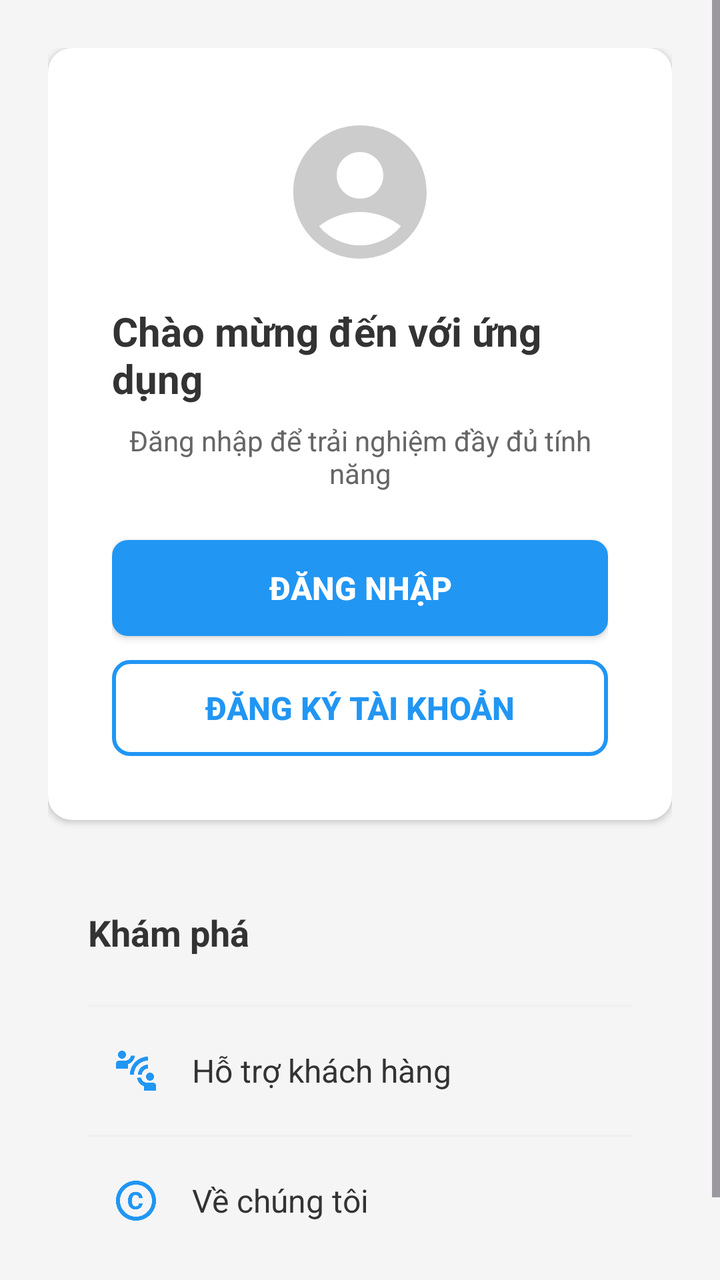
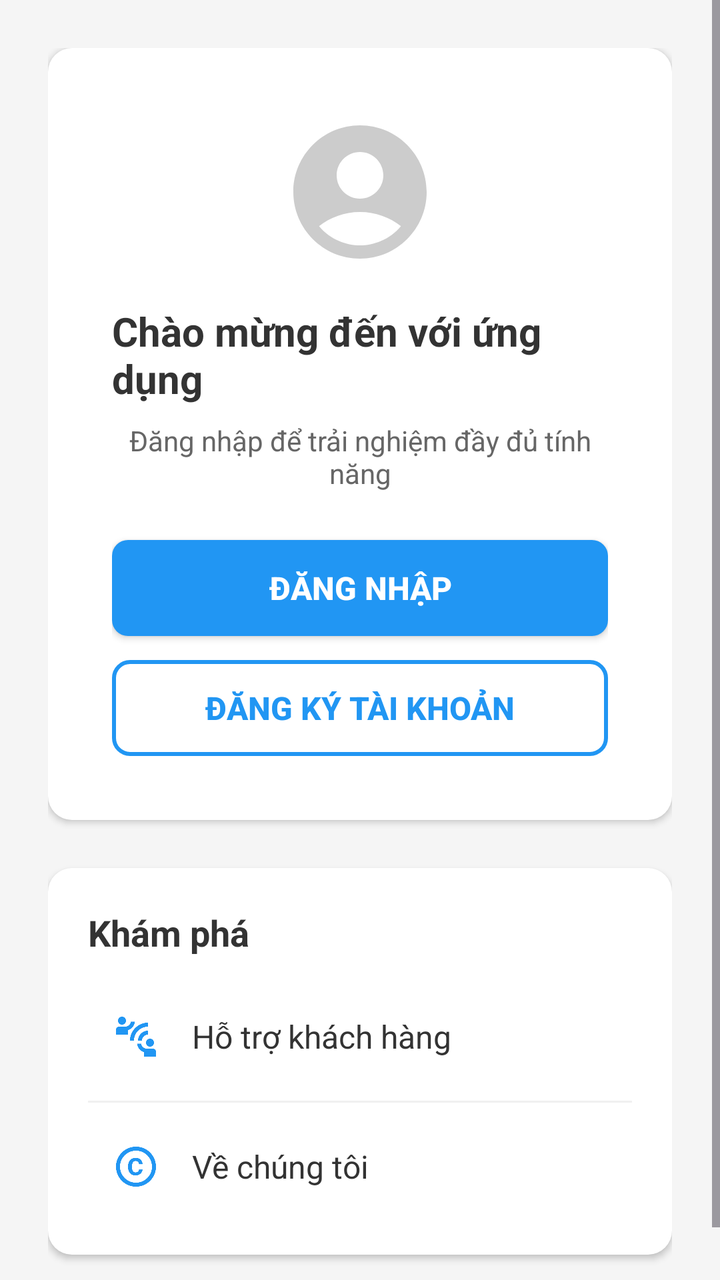

Screens rendered from an Android XML layout before and after an edit, with the pre-edit source and the edit as a unified diff.
<!-- AndroidManifest.xml: application theme Theme.MyApplication -->
<!-- res/layout/fragment_tai_khoan.xml -->
<?xml version="1.0" encoding="utf-8"?>
<ScrollView xmlns:android="http://schemas.android.com/apk/res/android"
    xmlns:app="http://schemas.android.com/apk/res-auto"
    android:layout_width="match_parent"
    android:layout_height="match_parent"
    android:background="#F5F5F5">

    <LinearLayout
        android:layout_width="match_parent"
        android:layout_height="wrap_content"
        android:orientation="vertical"
        android:padding="24dp">

        
        <LinearLayout
            android:layout_width="match_parent"
            android:layout_height="wrap_content"
            android:orientation="vertical"
            android:gravity="center"
            android:background="@drawable/bgtak"
            android:backgroundTint="#FFFFFF"
            android:elevation="2dp"
            android:padding="32dp"
            android:layout_marginBottom="24dp">

            
            <ImageView
                android:id="@+id/iv_user_avatar"
                android:layout_width="80dp"
                android:layout_height="80dp"
                android:src="@drawable/baseline_account_circle_24"
                app:tint="#CCCCCC"
                android:layout_marginBottom="16dp" />

            
            <TextView
                android:id="@+id/tv_welcome_title"
                android:layout_width="wrap_content"
                android:layout_height="wrap_content"
                android:text="Chào mừng đến với ứng dụng"
                android:textSize="20sp"
                android:textStyle="bold"
                android:textColor="#333333"
                android:layout_marginBottom="8dp" />

            <TextView
                android:id="@+id/tv_welcome_subtitle"
                android:layout_width="wrap_content"
                android:layout_height="wrap_content"
                android:text="Đăng nhập để trải nghiệm đầy đủ tính năng"
                android:textSize="14sp"
                android:textColor="#666666"
                android:gravity="center"
                android:layout_marginBottom="24dp" />

            
            <Button
                android:id="@+id/btn_login"
                android:layout_width="match_parent"
                android:layout_height="48dp"
                android:text="Đăng nhập"
                android:textColor="#FFFFFF"
                android:textStyle="bold"
                android:textSize="16sp"
                android:background="@drawable/rounded_button"
                android:backgroundTint="#2196F3"
                android:layout_marginBottom="12dp"
                android:elevation="2dp" />

            
            <Button
                android:id="@+id/btn_register"
                android:layout_width="match_parent"
                android:layout_height="48dp"
                android:text="Đăng ký tài khoản"
                android:textColor="#2196F3"
                android:textStyle="bold"
                android:textSize="16sp"
                android:background="@drawable/rounded_button_outline"
                style="?android:attr/borderlessButtonStyle" />

        </LinearLayout>

        
        <LinearLayout
            android:layout_width="match_parent"
            android:layout_height="wrap_content"
            android:orientation="vertical"
            android:backgroundTint="#FFFFFF"
            android:elevation="2dp"
            android:padding="20dp"
            android:layout_marginBottom="16dp">

            <TextView
                android:layout_width="wrap_content"
                android:layout_height="wrap_content"
                android:text="Khám phá"
                android:textSize="18sp"
                android:textStyle="bold"
                android:textColor="#333333"
                android:layout_marginBottom="16dp" />



            <View
                android:layout_width="match_parent"
                android:layout_height="1dp"
                android:background="#F0F0F0"
                android:layout_marginVertical="8dp" />

            <LinearLayout
                android:id="@+id/ll_support"
                android:layout_width="match_parent"
                android:layout_height="wrap_content"
                android:orientation="horizontal"
                android:gravity="center_vertical"
                android:padding="12dp"
                android:background="?android:attr/selectableItemBackground"
                android:clickable="true"
                android:focusable="true">

                <ImageView
                    android:layout_width="24dp"
                    android:layout_height="24dp"
                    android:src="@drawable/baseline_connect_without_contact_24"
                    app:tint="#2196F3"
                    android:layout_marginEnd="16dp" />

                <TextView
                    android:layout_width="0dp"
                    android:layout_height="wrap_content"
                    android:layout_weight="1"
                    android:text="Hỗ trợ khách hàng"
                    android:textSize="16sp"
                    android:textColor="#333333" />


            </LinearLayout>

            <View
                android:layout_width="match_parent"
                android:layout_height="1dp"
                android:background="#F0F0F0"
                android:layout_marginVertical="8dp" />

            <LinearLayout
                android:id="@+id/ll_about"
                android:layout_width="match_parent"
                android:layout_height="wrap_content"
                android:orientation="horizontal"
                android:gravity="center_vertical"
                android:padding="12dp"
                android:background="?android:attr/selectableItemBackground"
                android:clickable="true"
                android:focusable="true">

                <ImageView
                    android:layout_width="24dp"
                    android:layout_height="24dp"
                    android:src="@drawable/baseline_copyright_24"
                    app:tint="#2196F3"
                    android:layout_marginEnd="16dp" />

                <TextView
                    android:layout_width="0dp"
                    android:layout_height="wrap_content"
                    android:layout_weight="1"
                    android:text="Về chúng tôi"
                    android:textSize="16sp"
                    android:textColor="#333333" />
            </LinearLayout>
        </LinearLayout>
        </LinearLayout>
</ScrollView>
<!-- resources referenced by this layout -->
<resources>
  <!-- unchanged entries left out for length: 8 -->
</resources>

<!-- the commit's change to res/layout/fragment_tai_khoan.xml (unified diff, before → after) -->
@@ -83,9 +83,300 @@
 
         
         <LinearLayout
+            android:id="@+id/ll_profile_menu"
             android:layout_width="match_parent"
             android:layout_height="wrap_content"
             android:orientation="vertical"
+            android:background="@drawable/bgtak"
+            android:backgroundTint="#FFFFFF"
+            android:elevation="2dp"
+            android:padding="20dp"
+            android:layout_marginBottom="16dp"
+            android:visibility="gone">
+
+            <TextView
+                android:layout_width="wrap_content"
+                android:layout_height="wrap_content"
+                android:text="Tài khoản của tôi"
+                android:textSize="18sp"
+                android:textStyle="bold"
+                android:textColor="#333333"
+                android:layout_marginBottom="16dp" />
+
+            
+            <LinearLayout
+                android:id="@+id/ll_favorites"
+                android:layout_width="match_parent"
+                android:layout_height="wrap_content"
+                android:orientation="horizontal"
+                android:gravity="center_vertical"
+                android:padding="12dp"
+                android:background="?android:attr/selectableItemBackground"
+                android:clickable="true"
+                android:focusable="true">
+
+                <ImageView
+                    android:layout_width="24dp"
+                    android:layout_height="24dp"
+                    android:src="@android:drawable/btn_star_big_on"
+                    app:tint="#e74c3c"
+                    android:layout_marginEnd="16dp" />
+
+                <TextView
+                    android:layout_width="0dp"
+                    android:layout_height="wrap_content"
+                    android:layout_weight="1"
+                    android:text="Bánh đã yêu thích"
+                    android:textSize="16sp"
+                    android:textColor="#333333" />
+            </LinearLayout>
+
+            <View
+                android:layout_width="match_parent"
+                android:layout_height="1dp"
+                android:background="#F0F0F0"
+                android:layout_marginVertical="8dp" />
+
+            
+            <LinearLayout
+                android:id="@+id/ll_order_history"
+                android:layout_width="match_parent"
+                android:layout_height="wrap_content"
+                android:orientation="horizontal"
+                android:gravity="center_vertical"
+                android:padding="12dp"
+                android:background="?android:attr/selectableItemBackground"
+                android:clickable="true"
+                android:focusable="true">
+
+                <ImageView
+                    android:layout_width="24dp"
+                    android:layout_height="24dp"
+                    android:src="@drawable/baseline_history_24"
+                    app:tint="#2196F3"
+                    android:layout_marginEnd="16dp" />
+
+                <TextView
+                    android:layout_width="0dp"
+                    android:layout_height="wrap_content"
+                    android:layout_weight="1"
+                    android:text="Lịch sử đơn hàng"
+                    android:textSize="16sp"
+                    android:textColor="#333333" />
+            </LinearLayout>
+
+            <View
+                android:layout_width="match_parent"
+                android:layout_height="1dp"
+                android:background="#F0F0F0"
+                android:layout_marginVertical="8dp" />
+
+            
+            <LinearLayout
+                android:id="@+id/ll_delivery_address"
+                android:layout_width="match_parent"
+                android:layout_height="wrap_content"
+                android:orientation="horizontal"
+                android:gravity="center_vertical"
+                android:padding="12dp"
+                android:background="?android:attr/selectableItemBackground"
+                android:clickable="true"
+                android:focusable="true">
+
+                <ImageView
+                    android:layout_width="24dp"
+                    android:layout_height="24dp"
+                    android:src="@drawable/baseline_add_location_24"
+                    app:tint="#4CAF50"
+                    android:layout_marginEnd="16dp" />
+
+                <TextView
+                    android:layout_width="0dp"
+                    android:layout_height="wrap_content"
+                    android:layout_weight="1"
+                    android:text="Địa chỉ giao hàng"
+                    android:textSize="16sp"
+                    android:textColor="#333333" />
+            </LinearLayout>
+
+            <View
+                android:layout_width="match_parent"
+                android:layout_height="1dp"
+                android:background="#F0F0F0"
+                android:layout_marginVertical="8dp" />
+
+            
+            <LinearLayout
+                android:id="@+id/ll_update_info"
+                android:layout_width="match_parent"
+                android:layout_height="wrap_content"
+                android:orientation="horizontal"
+                android:gravity="center_vertical"
+                android:padding="12dp"
+                android:background="?android:attr/selectableItemBackground"
+                android:clickable="true"
+                android:focusable="true">
+
+                <ImageView
+                    android:layout_width="24dp"
+                    android:layout_height="24dp"
+                    android:src="@drawable/baseline_edit_24"
+                    app:tint="#FF9800"
+                    android:layout_marginEnd="16dp" />
+
+                <TextView
+                    android:layout_width="0dp"
+                    android:layout_height="wrap_content"
+                    android:layout_weight="1"
+                    android:text="Cập nhật thông tin"
+                    android:textSize="16sp"
+                    android:textColor="#333333" />
+            </LinearLayout>
+
+            <View
+                android:layout_width="match_parent"
+                android:layout_height="1dp"
+                android:background="#F0F0F0"
+                android:layout_marginVertical="8dp" />
+
+            
+            <LinearLayout
+                android:id="@+id/ll_change_password"
+                android:layout_width="match_parent"
+                android:layout_height="wrap_content"
+                android:orientation="horizontal"
+                android:gravity="center_vertical"
+                android:padding="12dp"
+                android:background="?android:attr/selectableItemBackground"
+                android:clickable="true"
+                android:focusable="true">
+
+                <ImageView
+                    android:layout_width="24dp"
+                    android:layout_height="24dp"
+                    android:src="@drawable/lock"
+                    app:tint="#9C27B0"
+                    android:layout_marginEnd="16dp" />
+
+                <TextView
+                    android:layout_width="0dp"
+                    android:layout_height="wrap_content"
+                    android:layout_weight="1"
+                    android:text="Đổi mật khẩu"
+                    android:textSize="16sp"
+                    android:textColor="#333333" />
+            </LinearLayout>
+
+            <View
+                android:layout_width="match_parent"
+                android:layout_height="1dp"
+                android:background="#F0F0F0"
+                android:layout_marginVertical="8dp" />
+
+            
+            <LinearLayout
+                android:id="@+id/ll_notifications"
+                android:layout_width="match_parent"
+                android:layout_height="wrap_content"
+                android:orientation="horizontal"
+                android:gravity="center_vertical"
+                android:padding="12dp"
+                android:background="?android:attr/selectableItemBackground"
+                android:clickable="true"
+                android:focusable="true">
+
+                <ImageView
+                    android:layout_width="24dp"
+                    android:layout_height="24dp"
+                    android:src="@drawable/baseline_circle_notifications_24"
+                    app:tint="#FF5722"
+                    android:layout_marginEnd="16dp" />
+
+                <TextView
+                    android:layout_width="0dp"
+                    android:layout_height="wrap_content"
+                    android:layout_weight="1"
+                    android:text="Thông báo"
+                    android:textSize="16sp"
+                    android:textColor="#333333" />
+            </LinearLayout>
+
+            <View
+                android:layout_width="match_parent"
+                android:layout_height="1dp"
+                android:background="#F0F0F0"
+                android:layout_marginVertical="8dp" />
+
+            
+            <LinearLayout
+                android:id="@+id/ll_contact_support"
+                android:layout_width="match_parent"
+                android:layout_height="wrap_content"
+                android:orientation="horizontal"
+                android:gravity="center_vertical"
+                android:padding="12dp"
+                android:background="?android:attr/selectableItemBackground"
+                android:clickable="true"
+                android:focusable="true">
+
+                <ImageView
+                    android:layout_width="24dp"
+                    android:layout_height="24dp"
+                    android:src="@drawable/baseline_contact_support_24"
+                    app:tint="#607D8B"
+                    android:layout_marginEnd="16dp" />
+
+                <TextView
+                    android:layout_width="0dp"
+                    android:layout_height="wrap_content"
+                    android:layout_weight="1"
+                    android:text="Liên hệ hỗ trợ"
+                    android:textSize="16sp"
+                    android:textColor="#333333" />
+            </LinearLayout>
+
+            <View
+                android:layout_width="match_parent"
+                android:layout_height="1dp"
+                android:background="#F0F0F0"
+                android:layout_marginVertical="8dp" />
+
+            
+            <LinearLayout
+                android:id="@+id/ll_logout"
+                android:layout_width="match_parent"
+                android:layout_height="wrap_content"
+                android:orientation="horizontal"
+                android:gravity="center_vertical"
+                android:padding="12dp"
+                android:background="?android:attr/selectableItemBackground"
+                android:clickable="true"
+                android:focusable="true">
+
+                <ImageView
+                    android:layout_width="24dp"
+                    android:layout_height="24dp"
+                    android:src="@drawable/baseline_catching_pokemon_24"
+                    app:tint="#f44336"
+                    android:layout_marginEnd="16dp" />
+
+                <TextView
+                    android:layout_width="0dp"
+                    android:layout_height="wrap_content"
+                    android:layout_weight="1"
+                    android:text="Đăng xuất"
+                    android:textSize="16sp"
+                    android:textColor="#333333" />
+            </LinearLayout>
+
+        </LinearLayout>
+
+        
+        <LinearLayout
+            android:layout_width="match_parent"
+            android:layout_height="wrap_content"
+            android:orientation="vertical"
+            android:background="@drawable/bgtak"
             android:backgroundTint="#FFFFFF"
             android:elevation="2dp"
             android:padding="20dp"
@@ -100,14 +391,6 @@
                 android:textColor="#333333"
                 android:layout_marginBottom="16dp" />
 
-
-
-            <View
-                android:layout_width="match_parent"
-                android:layout_height="1dp"
-                android:background="#F0F0F0"
-                android:layout_marginVertical="8dp" />
-
             <LinearLayout
                 android:id="@+id/ll_support"
                 android:layout_width="match_parent"
@@ -133,8 +416,6 @@
                     android:text="Hỗ trợ khách hàng"
                     android:textSize="16sp"
                     android:textColor="#333333" />
-
-
             </LinearLayout>
 
             <View
@@ -170,5 +451,6 @@
                     android:textColor="#333333" />
             </LinearLayout>
         </LinearLayout>
-        </LinearLayout>
+
+    </LinearLayout>
 </ScrollView>
<!-- resource entries referenced after the edit -->
@@ -1,5 +1,53 @@
 <!-- resources referenced by this layout -->
 <resources>
+  <!-- drawable baseline_add_location_24 (drawable) -->
+  <vector xmlns:android="http://schemas.android.com/apk/res/android" android:height="24dp" android:tint="#8EA5AB" android:viewportHeight="24" android:viewportWidth="24" android:width="24dp">
+        
+      <path android:fillColor="@android:color/white" android:pathData="M12,2C8.14,2 5,5.14 5,9c0,5.25 7,13 7,13s7,-7.75 7,-13c0,-3.86 -3.14,-7 -7,-7zM16,10h-3v3h-2v-3L8,10L8,8h3L11,5h2v3h3v2z"/>
+      
+  </vector>
+  <!-- drawable baseline_catching_pokemon_24 (drawable) -->
+  <vector xmlns:android="http://schemas.android.com/apk/res/android" android:height="24dp" android:tint="#101010" android:viewportHeight="24" android:viewportWidth="24" android:width="24dp">
+        
+      <path android:fillColor="@android:color/white" android:pathData="M14.5,12c0,1.38 -1.12,2.5 -2.5,2.5c-1.38,0 -2.5,-1.12 -2.5,-2.5s1.12,-2.5 2.5,-2.5C13.38,9.5 14.5,10.62 14.5,12zM22,12c0,5.52 -4.48,10 -10,10C6.48,22 2,17.52 2,12S6.48,2 12,2C17.52,2 22,6.48 22,12zM20,12h-4c0,-2.21 -1.79,-4 -4,-4c-2.21,0 -4,1.79 -4,4H4c0,4.41 3.59,8 8,8C16.41,20 20,16.41 20,12z"/>
+      
+  </vector>
+  <!-- drawable baseline_circle_notifications_24 (drawable) -->
+  <vector xmlns:android="http://schemas.android.com/apk/res/android" android:height="24dp" android:tint="#101010" android:viewportHeight="24" android:viewportWidth="24" android:width="24dp">
+        
+      <path android:fillColor="@android:color/white" android:pathData="M12,2C6.48,2 2,6.48 2,12s4.48,10 10,10 10,-4.48 10,-10S17.52,2 12,2zM12,18.5c-0.83,0 -1.5,-0.67 -1.5,-1.5h3c0,0.83 -0.67,1.5 -1.5,1.5zM17,16L7,16v-1l1,-1v-2.61C8,9.27 9.03,7.47 11,7v-0.5c0,-0.57 0.43,-1 1,-1s1,0.43 1,1L13,7c1.97,0.47 3,2.28 3,4.39L16,14l1,1v1z"/>
+      
+  </vector>
+  <!-- drawable baseline_contact_support_24 (drawable) -->
+  <vector xmlns:android="http://schemas.android.com/apk/res/android" android:autoMirrored="true" android:height="24dp" android:tint="#101010" android:viewportHeight="24" android:viewportWidth="24" android:width="24dp">
+        
+      <path android:fillColor="@android:color/white" android:pathData="M11.5,2C6.81,2 3,5.81 3,10.5S6.81,19 11.5,19h0.5v3c4.86,-2.34 8,-7 8,-11.5C20,5.81 16.19,2 11.5,2zM12.5,16.5h-2v-2h2v2zM12.5,13h-2c0,-3.25 3,-3 3,-5 0,-1.1 -0.9,-2 -2,-2s-2,0.9 -2,2h-2c0,-2.21 1.79,-4 4,-4s4,1.79 4,4c0,2.5 -3,2.75 -3,5z"/>
+      
+  </vector>
+  <!-- drawable baseline_edit_24 (drawable) -->
+  <vector xmlns:android="http://schemas.android.com/apk/res/android" android:height="24dp" android:tint="#101010" android:viewportHeight="24" android:viewportWidth="24" android:width="24dp">
+        
+      <path android:fillColor="@android:color/white" android:pathData="M3,17.25V21h3.75L17.81,9.94l-3.75,-3.75L3,17.25zM20.71,7.04c0.39,-0.39 0.39,-1.02 0,-1.41l-2.34,-2.34c-0.39,-0.39 -1.02,-0.39 -1.41,0l-1.83,1.83 3.75,3.75 1.83,-1.83z"/>
+      
+  </vector>
+  <!-- drawable baseline_history_24 (drawable) -->
+  <vector xmlns:android="http://schemas.android.com/apk/res/android" android:height="24dp" android:tint="#101010" android:viewportHeight="24" android:viewportWidth="24" android:width="24dp">
+        
+      <path android:fillColor="@android:color/white" android:pathData="M13,3c-4.97,0 -9,4.03 -9,9L1,12l3.89,3.89 0.07,0.14L9,12L6,12c0,-3.87 3.13,-7 7,-7s7,3.13 7,7 -3.13,7 -7,7c-1.93,0 -3.68,-0.79 -4.94,-2.06l-1.42,1.42C8.27,19.99 10.51,21 13,21c4.97,0 9,-4.03 9,-9s-4.03,-9 -9,-9zM12,8v5l4.28,2.54 0.72,-1.21 -3.5,-2.08L13.5,8L12,8z"/>
+      
+  </vector>
+  <!-- drawable lock (drawable) -->
+  <?xml version="1.0" encoding="utf-8"?>
+  <vector xmlns:android="http://schemas.android.com/apk/res/android"
+      android:width="24dp"
+      android:height="24dp"
+      android:viewportWidth="24"
+      android:viewportHeight="24"
+      android:tint="?attr/colorOnSurface">
+      <path
+          android:fillColor="@android:color/white"
+          android:pathData="M18,8h-1L17,6c0,-2.76 -2.24,-5 -5,-5S7,3.24 7,6v2L6,8c-1.1,0 -2,0.9 -2,2v10c0,1.1 0.9,2 2,2h12c1.1,0 2,-0.9 2,-2L20,10c0,-1.1 -0.9,-2 -2,-2zM12,17c-1.1,0 -2,-0.9 -2,-2s0.9,-2 2,-2 2,0.9 2,2 -0.9,2 -2,2zM15.1,8L8.9,8L8.9,6c0,-1.71 1.39,-3.1 3.1,-3.1 1.71,0 3.1,1.39 3.1,3.1v2z"/>
+  </vector>
   <!-- unchanged entries left out for length: 8 -->
 </resources>
 
